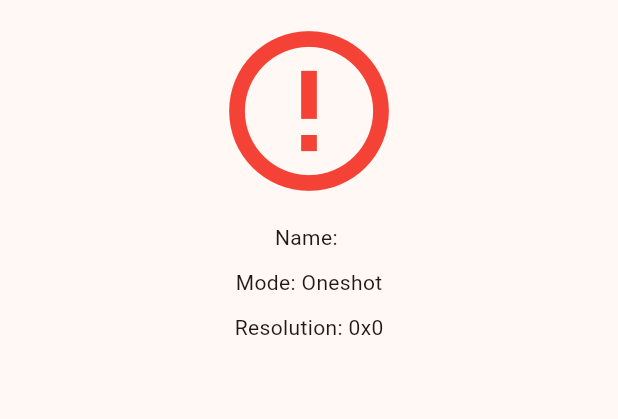
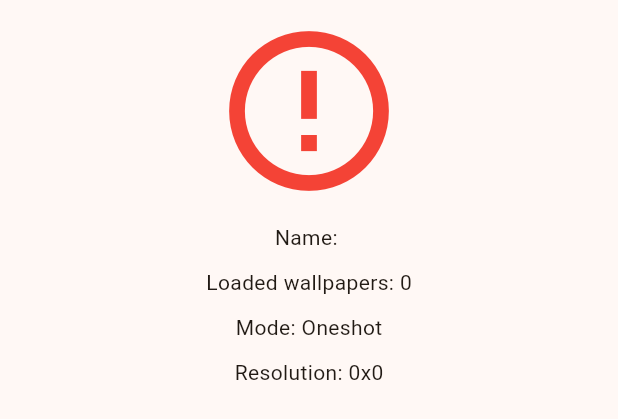
Before and after one commit to jeremymreed/walls, a Flutter app: the OutputStatus widget shown alone on an empty page, opened directly with empty values, on a phone screen of 412 x 824 dp. Shown: the top 419 px of the screen. Run offline on Flutter 3.47's test engine with Material 3 defaults, Android fonts, the phone set to English and light mode, and no system bars; our stand-ins replace args, sqflite, sqflite_common_ffi; missing offline and left inert: dart:ffi, dbus, xdg_directories; accounts and stored records are empty; project files that could hold a hidden picture were left out.

Commit message:
Show number of loaded wallpapers.
Modify OutputStatus widget to show the number of loaded wallpapers.

```diff
--- a/lib/widgets/output_status.dart
+++ b/lib/widgets/output_status.dart
@@ -23,6 +23,8 @@ class OutputStatus extends StatelessWidget {
           const SizedBox(height: 10),
           Text('Name: ${_settings.name}'),
           const SizedBox(height: 10),
+          Text('Loaded wallpapers: ${_settings.images.length}'),
+          const SizedBox(height: 10),
           Text('Mode: ${_settings.mode.toShortString()}'),
           const SizedBox(height: 10),
           Text(
```
